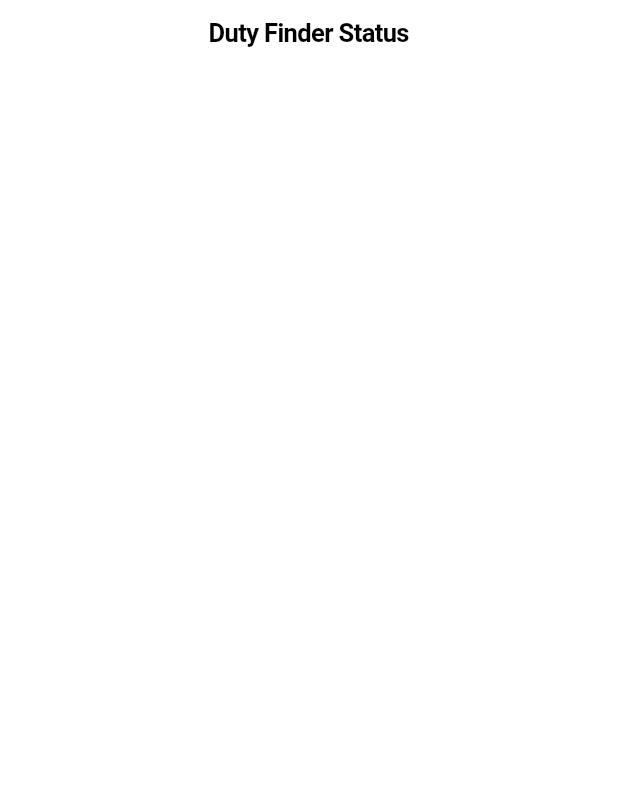
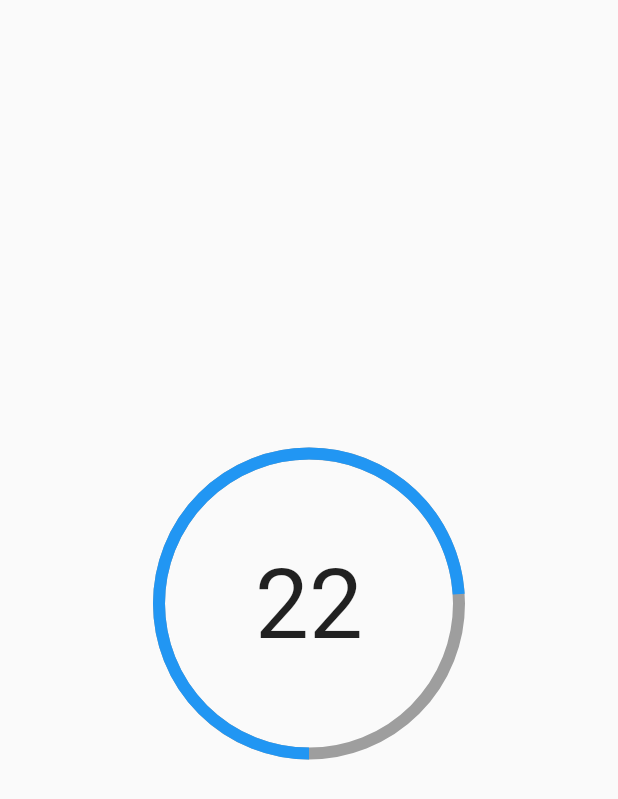
Before and after one commit to karashiiro/DutyDialer, a Flutter app: the screen it shows after launch, on a phone screen of 412 x 824 dp. Shown: the top 799 px of the screen. Run offline on Flutter 3.47's test engine with Material 2 defaults, Android fonts, the phone set to English and light mode, and no system bars; our stand-ins replace socket_io_client; network calls fail.

Commit message:
feat: implement timer widget

```diff
--- a/app/lib/main.dart
+++ b/app/lib/main.dart
@@ -1,9 +1,11 @@
 import 'dart:async';
 
-import 'package:flutter/cupertino.dart';
+import 'package:duty_dialer/timer.dart';
+import 'package:flutter/material.dart';
 import 'package:socket_io_client/socket_io_client.dart' as IO;
 
 void main() {
+  connectAndListen();
   runApp(App());
 }
 
@@ -38,43 +40,34 @@ void connectAndListen() {
 class App extends StatelessWidget {
   @override
   Widget build(BuildContext context) {
-    return CupertinoApp(
+    return MaterialApp(
       title: 'DutyDialer',
-      theme: CupertinoThemeData(
-          textTheme: CupertinoTextThemeData(
-              navLargeTitleTextStyle: TextStyle(
-        fontWeight: FontWeight.bold,
-        fontSize: 70.0,
-      ))),
-      home: HomePage(title: 'Duty Finder Status'),
+      home: HomePage(),
     );
   }
 }
 
-class HomePage extends StatefulWidget {
-  HomePage({Key? key, required this.title}) : super(key: key);
-
-  final String title;
-
-  @override
-  _HomePageState createState() => _HomePageState();
-}
-
-class _HomePageState extends State<HomePage> {
+class HomePage extends StatelessWidget {
   @override
   Widget build(BuildContext context) {
-    return CupertinoPageScaffold(
-      navigationBar: CupertinoNavigationBar(
-        middle: Text(widget.title),
-      ),
-      child: Center(
-        child: StreamBuilder(
-          stream: streamSocket.getResponse,
-          builder: (BuildContext context, AsyncSnapshot<String> snapshot) {
-            return Text(snapshot.data ?? "");
-          },
+    return Scaffold(
+        body: Center(
+      child: Padding(
+        padding: const EdgeInsets.all(32.0),
+        child: Column(
+          mainAxisSize: MainAxisSize.min,
+          crossAxisAlignment: CrossAxisAlignment.start,
+          children: <Widget>[
+            Timer(),
+            StreamBuilder(
+              stream: streamSocket.getResponse,
+              builder: (BuildContext context, AsyncSnapshot<String> snapshot) {
+                return Text(snapshot.data ?? "");
+              },
+            ),
+          ],
         ),
       ),
-    );
+    ));
   }
 }
--- /dev/null
+++ b/app/lib/timer.dart
@@ -0,0 +1,59 @@
+import 'package:flutter/material.dart';
+
+class Timer extends StatefulWidget {
+  const Timer({Key? key}) : super(key: key);
+
+  @override
+  _TimerState createState() => _TimerState();
+}
+
+class _TimerState extends State<Timer> with TickerProviderStateMixin {
+  late AnimationController controller;
+
+  @override
+  void initState() {
+    controller = AnimationController(
+      vsync: this,
+      value: 1.0,
+      duration: const Duration(seconds: 30),
+    )..addListener(() {
+        setState(() {});
+      });
+    controller.reverse();
+    super.initState();
+  }
+
+  @override
+  void dispose() {
+    controller.dispose();
+    super.dispose();
+  }
+
+  @override
+  Widget build(BuildContext context) {
+    return Stack(
+      children: [
+        Center(
+          child: SizedBox(
+            child: RotatedBox(
+              quarterTurns: 2,
+              child: CircularProgressIndicator(
+                value: controller.value,
+                backgroundColor: Colors.grey,
+                strokeWidth: 8,
+                semanticsLabel: 'Circular progress indicator',
+              ),
+            ),
+            height: 200,
+            width: 200,
+          ),
+        ),
+        Center(
+          heightFactor: 2.71,
+          child: Text('${(controller.value * 30).floor()}',
+              style: TextStyle(fontSize: 64)),
+        ),
+      ],
+    );
+  }
+}
```
